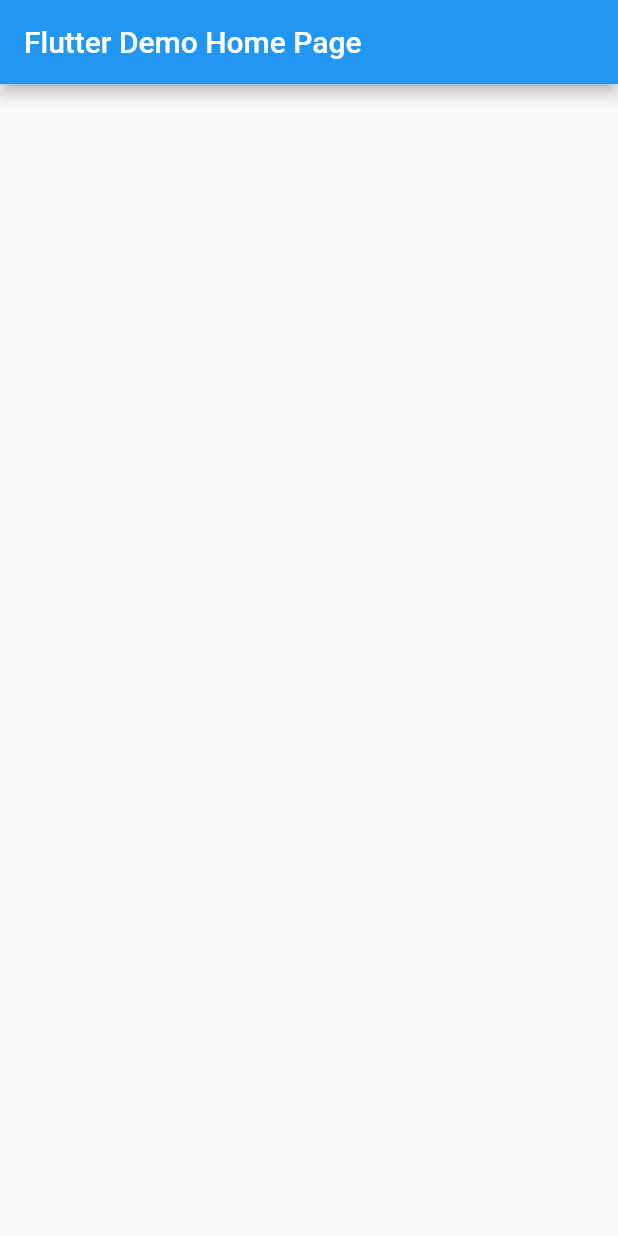
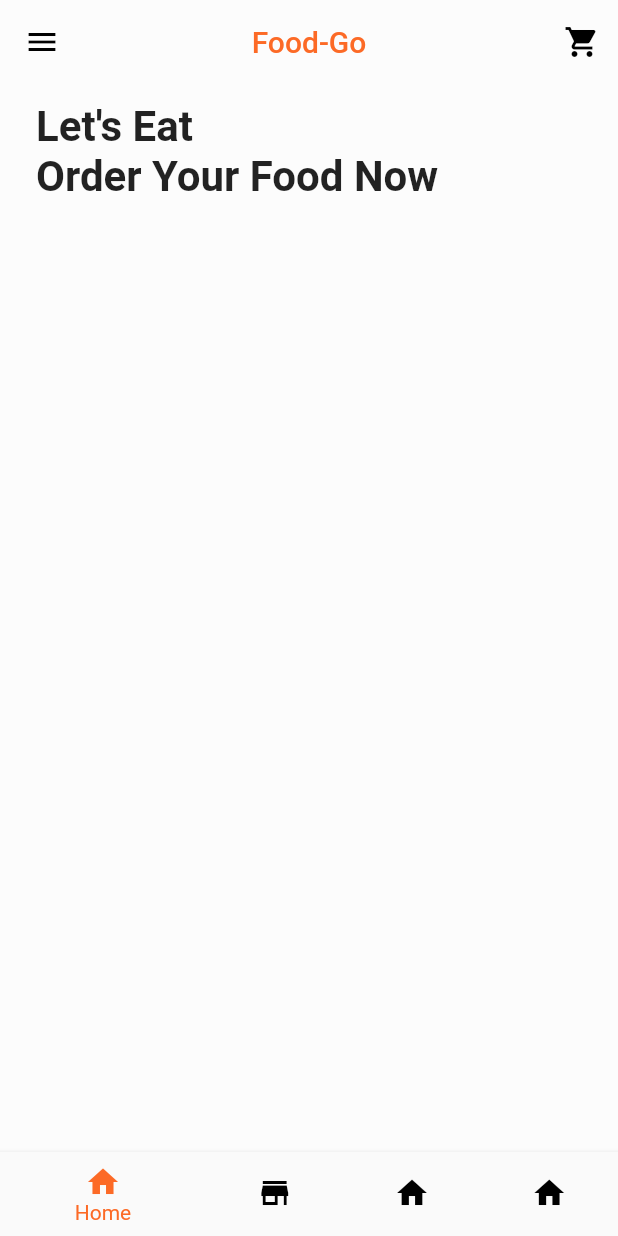
Before and after one commit to yohanym95/Food-Go, a Flutter app: the screen it shows after launch, on a phone screen of 412 x 824 dp. Run offline on Flutter 3.47's test engine with Material 2 defaults, Android fonts, the phone set to English and light mode, and no system bars.

Commit message:
Create basic component
create bottom navigator & basic widgets

```diff
--- a/lib/main.dart
+++ b/lib/main.dart
@@ -32,10 +32,60 @@ class _MyHomePageState extends State<MyHomePage> {
   @override
   Widget build(BuildContext context) {
     return Scaffold(
+      backgroundColor: Color(0xFFFCFCFC),
       appBar: AppBar(
-        title: Text(widget.title),
+        backgroundColor: Color(0xFFfcfcfc),
+        title: Text(
+          'Food-Go',
+          style: TextStyle(
+            color: Color(0xFFfc6a26),
+          ),
+        ),
+        centerTitle: true,
+        elevation: 0.0,
+        leading: IconButton(
+            onPressed: () {},
+            icon: Icon(
+              Icons.menu,
+              color: Colors.black,
+            )),
+        actions: <Widget>[
+          IconButton(
+              icon: Icon(
+                Icons.shopping_cart,
+                color: Colors.black,
+              ),
+              onPressed: () {})
+        ],
       ),
-      body: Center(),
+      body: Padding(
+        padding: EdgeInsets.symmetric(horizontal: 24.0, vertical: 12.0),
+        child: Column(
+          mainAxisAlignment: MainAxisAlignment.start,
+          crossAxisAlignment: CrossAxisAlignment.start,
+          children: <Widget>[
+            Text("Let's Eat \nOrder Your Food Now",
+            style: TextStyle(
+              fontSize: 28.0,
+              fontWeight: FontWeight.w700
+            ),)
+          ],
+        ),
+      ),
+      bottomNavigationBar: BottomNavigationBar(
+          backgroundColor: Color(0xFFfcfcfc),
+          elevation: 3.0,
+          unselectedItemColor: Colors.black,
+          selectedItemColor: Color(0xFFfc6a26),
+          items: [
+            BottomNavigationBarItem(
+                icon: Icon(Icons.home), title: Text('Home')),
+            BottomNavigationBarItem(
+                icon: Icon(Icons.store), title: Text('Our Shop')),
+            BottomNavigationBarItem(
+                icon: Icon(Icons.home), title: Text('Favourite')),
+            BottomNavigationBarItem(icon: Icon(Icons.home), title: Text('Home'))
+          ]),
     );
   }
 }
--- a/pubspec.yaml
+++ b/pubspec.yaml
@@ -32,6 +32,7 @@ dependencies:
 dev_dependencies:
   flutter_test:
     sdk: flutter
+
 
 # For information on the generic Dart part of this file, see the
 # following page: https://dart.dev/tools/pub/pubspec
```
Also changed, not shown: lib/model/FoodItem.dart (renamed from lib/Models/FoodItem.dart).
